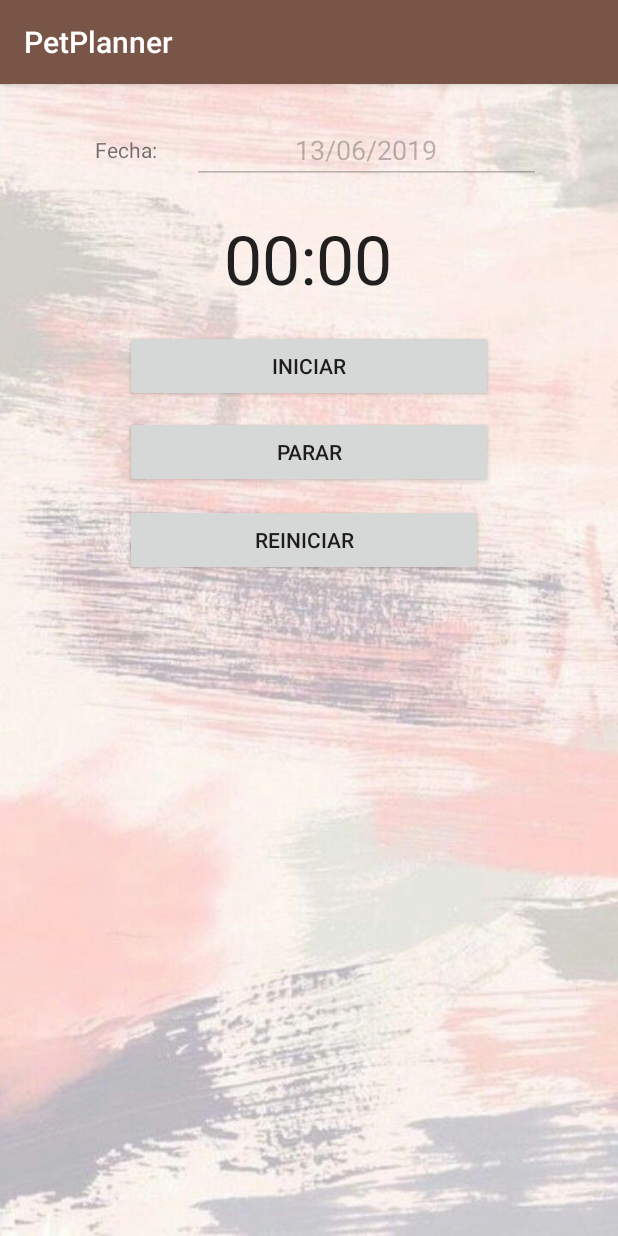
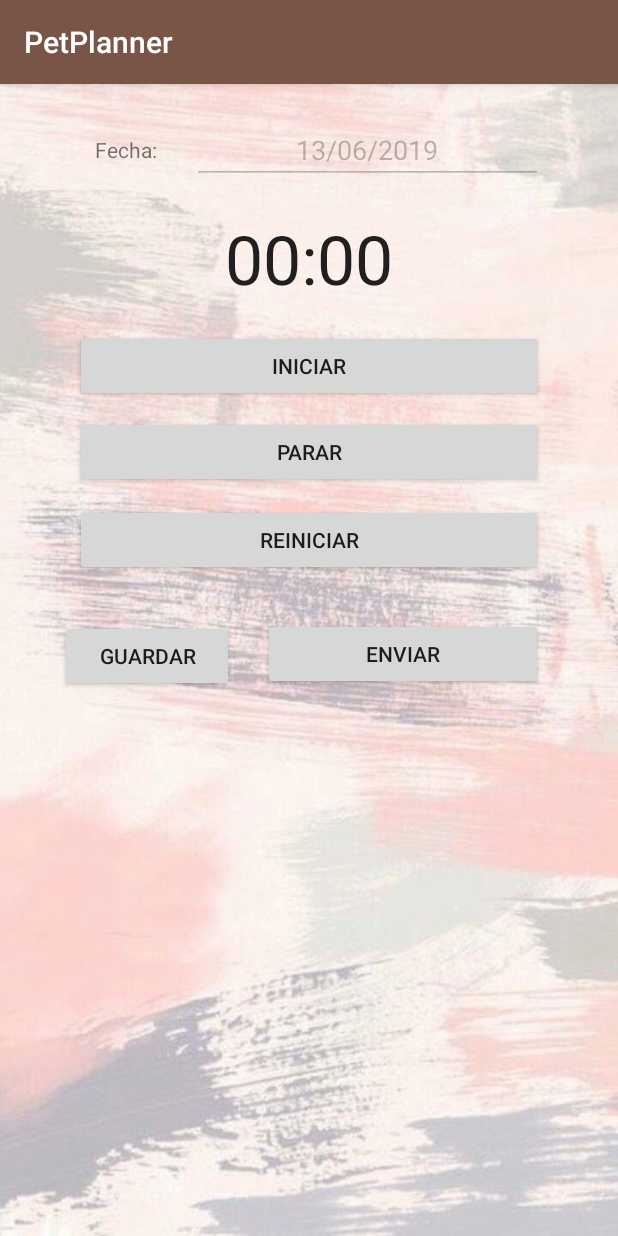
Before and after one commit to praq/Proyecto2-PDM, an Android app: the RutinaActivity screen opened directly, with no data from a screen before it, on a phone screen of 412 x 824 dp. Run offline under Robolectric (Android 15) with nearby library versions, the phone set to English and light mode, and no system bars.

Commit message:
Guardar rutinas

```diff
--- a/PetPlanner/app/src/main/res/layout/activity_rutina.xml
+++ b/PetPlanner/app/src/main/res/layout/activity_rutina.xml
@@ -12,10 +12,8 @@
         android:layout_width="wrap_content"
         android:layout_height="wrap_content"
         android:layout_alignParentStart="true"
-        android:layout_alignParentLeft="true"
         android:layout_alignParentTop="true"
         android:layout_marginStart="63dp"
-        android:layout_marginLeft="63dp"
         android:layout_marginTop="34dp"
         tools:layout_editor_absoluteX="16dp"
         tools:layout_editor_absoluteY="16dp" />
@@ -26,15 +24,11 @@
         android:layout_width="232dp"
         android:layout_height="wrap_content"
         android:layout_alignParentStart="true"
-        android:layout_alignParentLeft="true"
         android:layout_alignParentTop="true"
         android:layout_alignParentEnd="true"
-        android:layout_alignParentRight="true"
         android:layout_marginStart="128dp"
-        android:layout_marginLeft="128dp"
         android:layout_marginTop="21dp"
-        android:layout_marginEnd="51dp"
-        android:layout_marginRight="50dp"
+        android:layout_marginEnd="50dp"
         android:ems="10"
         android:enabled="false"
         android:maxLength="30"
@@ -46,18 +40,14 @@
         android:layout_width="218dp"
         android:layout_height="wrap_content"
         android:layout_alignParentStart="true"
-        android:layout_alignParentLeft="true"
         android:layout_alignParentTop="true"
         android:layout_alignParentEnd="true"
-        android:layout_alignParentRight="true"
         android:layout_marginStart="96dp"
-        android:layout_marginLeft="96dp"
         android:layout_marginTop="86dp"
-        android:layout_marginEnd="97dp"
-        android:layout_marginRight="97dp"
+        android:layout_marginEnd="96dp"
         android:ems="10"
         android:maxLength="30"
-        android:textSize="45dp"
+        android:textSize="45sp"
         tools:layout_editor_absoluteX="132dp"
         tools:layout_editor_absoluteY="10dp"
         android:textAlignment="center"/>
@@ -65,50 +55,70 @@
 
     <Button
         android:id="@+id/btnIniciar"
-        android:text="@string/iniciar"
-        android:layout_width="244dp"
+        android:layout_width="298dp"
         android:layout_height="wrap_content"
         android:layout_alignParentStart="true"
         android:layout_alignParentTop="true"
         android:layout_alignParentEnd="true"
-        android:layout_alignParentRight="true"
-        android:layout_marginStart="83dp"
+        android:layout_marginStart="50dp"
         android:layout_marginTop="164dp"
-        android:layout_marginEnd="83dp"
-        android:layout_marginRight="82dp"
+        android:layout_marginEnd="50dp"
+        android:text="@string/iniciar"
         tools:layout_editor_absoluteX="180dp"
         tools:layout_editor_absoluteY="272dp" />
 
     <Button
         android:id="@+id/btnParar"
-        android:text="@string/parar"
-        android:layout_width="243dp"
+        android:layout_width="wrap_content"
         android:layout_height="wrap_content"
         android:layout_alignParentStart="true"
         android:layout_alignParentTop="true"
         android:layout_alignParentEnd="true"
-        android:layout_alignParentRight="true"
-        android:layout_marginStart="83dp"
+        android:layout_marginStart="50dp"
         android:layout_marginTop="221dp"
-        android:layout_marginEnd="83dp"
-        android:layout_marginRight="91dp"
+        android:layout_marginEnd="50dp"
+        android:text="@string/parar"
         tools:layout_editor_absoluteX="180dp"
         tools:layout_editor_absoluteY="272dp" />
 
     <Button
         android:id="@+id/btnReiniciar"
-        android:layout_width="243dp"
+        android:layout_width="291dp"
         android:layout_height="wrap_content"
         android:layout_alignParentStart="true"
         android:layout_alignParentTop="true"
         android:layout_alignParentEnd="true"
-        android:layout_alignParentRight="true"
-        android:layout_marginStart="83dp"
+        android:layout_marginStart="50dp"
         android:layout_marginTop="280dp"
-        android:layout_marginEnd="90dp"
-        android:layout_marginRight="83dp"
+        android:layout_marginEnd="50dp"
         android:text="@string/reiniciar"
         tools:layout_editor_absoluteX="180dp"
         tools:layout_editor_absoluteY="272dp" />
 
+    <Button
+        android:layout_width="116dp"
+        android:layout_height="wrap_content"
+        android:layout_alignParentStart="true"
+        android:layout_alignParentTop="true"
+        android:layout_marginStart="40dp"
+        android:layout_marginTop="357dp"
+        android:onClick="insertarRutina"
+        android:text="@string/guardar"
+        tools:layout_editor_absoluteX="40dp"
+        tools:layout_editor_absoluteY="275dp" />
+
+    <Button
+        android:layout_width="116dp"
+        android:layout_height="wrap_content"
+        android:layout_alignParentStart="true"
+        android:layout_alignParentTop="true"
+        android:layout_alignParentEnd="true"
+        android:layout_marginStart="175dp"
+        android:layout_marginTop="356dp"
+        android:layout_marginEnd="50dp"
+        android:onClick="insertarRutina"
+        android:text="@string/enviar"
+        tools:layout_editor_absoluteX="40dp"
+        tools:layout_editor_absoluteY="275dp" />
+
 </RelativeLayout>
--- a/PetPlanner/app/src/main/res/values/strings.xml
+++ b/PetPlanner/app/src/main/res/values/strings.xml
@@ -4,5 +4,6 @@
     <string name="iniciar">Iniciar</string>
     <string name="reiniciar">Reiniciar</string>
     <string name="parar">Parar</string>
-    <string name="guardar">Guardar Rutina</string>
+    <string name="guardar">Guardar</string>
+    <string name="enviar">Enviar</string>
 </resources>
```
Also changed, not shown: PetPlanner/app/src/main/java/ues/edu/sv/petplanner/DBHelper.java (+64 -0 lines), PetPlanner/app/src/main/java/ues/edu/sv/petplanner/Rutina.java (added, +52 -0 lines), PetPlanner/app/src/main/java/ues/edu/sv/petplanner/RutinaActivity.java (+20 -0 lines).
